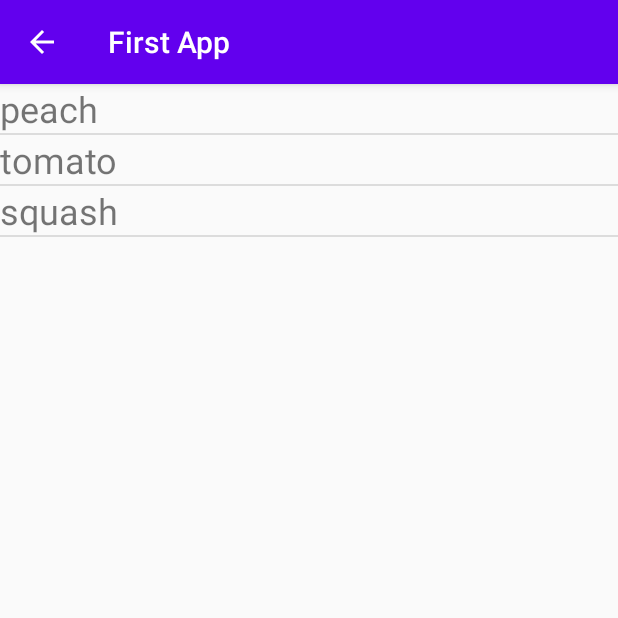
After one commit to jerryczhang/firstapp, an Android app: the ListActivity screen opened directly, with no data from a screen before it, on a phone screen of 412 x 824 dp, the top half of it. The commit adds this screen. Run offline under Robolectric (Android 15) with nearby library versions, the phone set to English and light mode, and no system bars.

Commit message:
Add a list activity and custom layout

```diff
--- a/app/build.gradle
+++ b/app/build.gradle
@@ -31,4 +31,5 @@ dependencies {
     testImplementation 'junit:junit:4.12'
     androidTestImplementation 'androidx.test.ext:junit:1.1.1'
     androidTestImplementation 'androidx.test.espresso:espresso-core:3.2.0'
+    implementation 'androidx.recyclerview:recyclerview:1.1.0'
 }
--- a/app/src/main/AndroidManifest.xml
+++ b/app/src/main/AndroidManifest.xml
@@ -9,7 +9,11 @@
         android:roundIcon="@mipmap/ic_launcher_round"
         android:supportsRtl="true"
         android:theme="@style/AppTheme">
-        <activity android:name=".SumActivity"
+        <activity android:name=".ListActivity"
+            android:parentActivityName=".MainActivity">
+        </activity>
+        <activity
+            android:name=".SumActivity"
             android:parentActivityName=".MainActivity">
         </activity>
         <activity
--- /dev/null
+++ b/app/src/main/java/com/example/firstapp/ListActivity.java
@@ -0,0 +1,26 @@
+package com.example.firstapp;
+
+import android.content.res.Resources;
+import android.os.Bundle;
+import android.widget.ArrayAdapter;
+import android.widget.ListView;
+
+import androidx.appcompat.app.AppCompatActivity;
+
+public class ListActivity extends AppCompatActivity {
+
+    ListView myListView;
+    String[] items;
+
+    @Override
+    protected void onCreate(Bundle savedInstanceState) {
+        super.onCreate(savedInstanceState);
+        setContentView(R.layout.activity_list);
+
+        Resources res = getResources();
+        myListView = (ListView) findViewById(R.id.myListView);
+        items = res.getStringArray(R.array.items);
+
+        myListView.setAdapter(new ArrayAdapter<String>(this, R.layout.my_listview_detail, items));
+    }
+}
--- /dev/null
+++ b/app/src/main/res/layout/activity_list.xml
@@ -0,0 +1,16 @@
+<?xml version="1.0" encoding="utf-8"?>
+<androidx.constraintlayout.widget.ConstraintLayout xmlns:android="http://schemas.android.com/apk/res/android"
+    xmlns:app="http://schemas.android.com/apk/res-auto"
+    xmlns:tools="http://schemas.android.com/tools"
+    android:layout_width="match_parent"
+    android:layout_height="match_parent"
+    tools:context=".ListActivity">
+
+    <ListView
+        android:id="@+id/myListView"
+        android:layout_width="0dp"
+        android:layout_height="844dp"
+        app:layout_constraintEnd_toEndOf="parent"
+        app:layout_constraintStart_toStartOf="parent"
+        app:layout_constraintTop_toTopOf="parent" />
+</androidx.constraintlayout.widget.ConstraintLayout>
--- /dev/null
+++ b/app/src/main/res/layout/my_listview_detail.xml
@@ -0,0 +1,7 @@
+<?xml version="1.0" encoding="utf-8"?>
+<TextView xmlns:android="http://schemas.android.com/apk/res/android"
+    android:layout_width="match_parent"
+    android:layout_height="match_parent"
+    android:textSize="24sp">
+
+</TextView>
--- a/app/src/main/res/values/strings.xml
+++ b/app/src/main/res/values/strings.xml
@@ -6,4 +6,20 @@
     <string name="edit_num">Enter a number</string>
     <string name="button_add">Add</string>
     <string name="button_google">Google Search</string>
+    <string name="button_gotoList">List</string>
+    <string-array name="items">
+        <item>peach</item>
+        <item>tomato</item>
+        <item>squash</item>
+    </string-array>
+    <string-array name="prices">
+        <item>$0.99</item>
+        <item>$1.49</item>
+        <item>$0.89</item>
+    </string-array>
+    <string-array name="descriptions">
+        <item>Fresh peaches from Georgia</item>
+        <item>Fresh salad tomatoes from Ohio</item>
+        <item>Fresh yellow squash from California</item>
+    </string-array>
 </resources>
```
Also changed, not shown: app/src/main/java/com/example/firstapp/MainActivity.java (+6 -1 lines), app/src/main/res/layout/activity_main.xml (+15 -2 lines).
